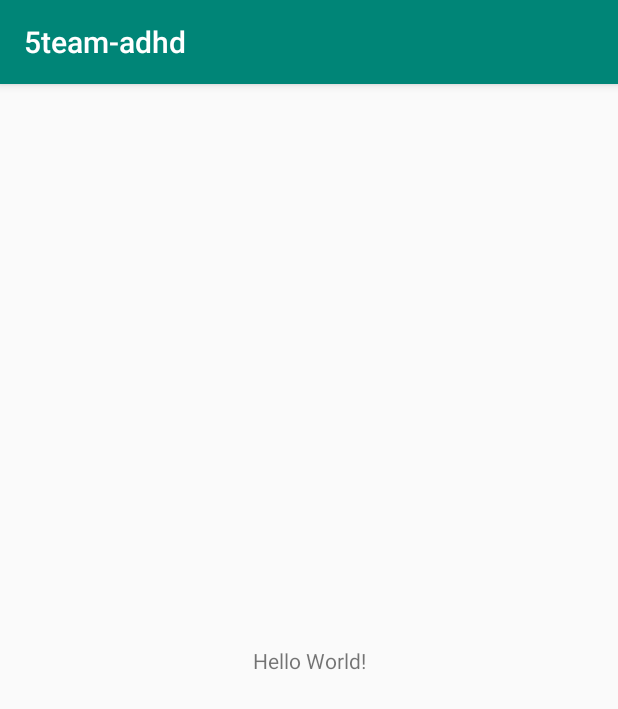
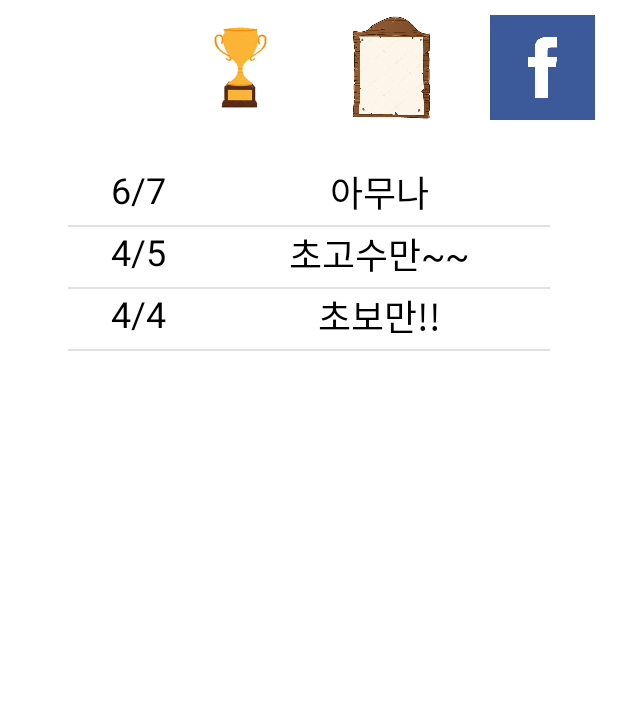
Before and after one commit to ehdghks316/5team-adhd, an Android app: the screen it shows after launch (MainActivity), on a phone screen of 412 x 824 dp. Shown: the top 709 px of the screen. Run offline under Robolectric (Android 15) with nearby library versions, the phone set to English and light mode, and no system bars.

Commit message:
방목록 페이지 추가(리스트뷰) class ListViewAdapter 추가 ListVO 추가 MainActivity 수정
res
activity_main.xml 수정
custom_listview.xml 추가

```diff
--- /dev/null
+++ b/app/src/main/java/com/example/a5team_adhd/ListVO.java
@@ -0,0 +1,60 @@
+package com.example.a5team_adhd;
+import android.graphics.drawable.Drawable;
+
+public class ListVO {
+
+    Drawable img;
+    String Title;
+    String context;
+    String image;
+    String price;
+    String author;
+
+    public String getPrice() {
+        return price;
+    }
+
+    public void setPrice(String price) {
+        this.price = price;
+    }
+
+    public String getAuthor() {
+        return author;
+    }
+
+    public void setAuthor(String author) {
+        this.author = author;
+    }
+
+    public String getImage() {
+        return image;
+    }
+
+    public void setImage(String image) {
+        this.image = image;
+    }
+
+    public Drawable getImg() {
+        return img;
+    }
+
+    public void setImg(Drawable img) {
+        this.img = img;
+    }
+
+    public String getTitle() {
+        return Title;
+    }
+
+    public void setTitle(String title) {
+        Title = title;
+    }
+
+    public String getContext() {
+        return context;
+    }
+
+    public void setContext(String context) {
+        this.context = context;
+    }
+}
--- /dev/null
+++ b/app/src/main/java/com/example/a5team_adhd/ListViewAdapter.java
@@ -0,0 +1,85 @@
+package com.example.a5team_adhd;
+
+import android.content.Context;
+import android.graphics.drawable.Drawable;
+import android.view.LayoutInflater;
+import android.view.View;
+import android.view.ViewGroup;
+import android.widget.BaseAdapter;
+import android.widget.ImageView;
+import android.widget.TextView;
+import android.widget.Toast;
+import java.util.ArrayList;
+
+        public class ListViewAdapter extends BaseAdapter {
+
+         private ArrayList<ListVO> listVO = new ArrayList<ListVO>() ;
+   public ListViewAdapter() {
+
+         }
+
+         @Override
+  public int getCount() {
+            return listVO.size() ;
+            }
+
+        // ** 이 부분에서 리스트뷰에 데이터를 넣어줌 **
+        @Override
+   public View getView(int position, View convertView, ViewGroup parent) {
+            //postion = ListView의 위치      /   첫번째면 position = 0
+      final int pos = position;
+            final Context context = parent.getContext();
+
+
+           if (convertView == null) {
+                       LayoutInflater inflater = (LayoutInflater) context.getSystemService(Context.LAYOUT_INFLATER_SERVICE);
+                       convertView = inflater.inflate(R.layout.custom_listview, parent, false);
+                 }
+
+         //  ImageView image = (ImageView) convertView.findViewById(R.id.img) ;
+              TextView title = (TextView) convertView.findViewById(R.id.title) ;
+           TextView Context = (TextView) convertView.findViewById(R.id.context) ;
+
+
+              ListVO listViewItem = listVO.get(position);
+
+           // 아이템 내 각 위젯에 데이터 반영
+           //   image.setImageDrawable(listViewItem.getImg());
+            title.setText(listViewItem.getTitle());
+             Context.setText(listViewItem.getContext());
+
+
+                //리스트뷰 클릭 이벤트
+              convertView.setOnClickListener(new View.OnClickListener() {
+           @Override
+          public void onClick(View view) {
+                            Toast.makeText(context, (pos+1)+"번째 리스트가 클릭되었습니다.", Toast.LENGTH_SHORT).show();
+                          }
+       });
+
+              return convertView;
+          }
+
+
+         @Override
+  public long getItemId(int position) {
+               return position ;
+          }
+
+
+           @Override
+  public Object getItem(int position) {
+            return listVO.get(position) ;
+       }
+
+        // 데이터값 넣어줌
+           public void addVO(Drawable icon, String title, String desc) {
+            ListVO item = new ListVO();
+
+            item.setImg(icon);
+               item.setTitle(title);
+           item.setContext(desc);
+
+       listVO.add(item);
+     }
+}
--- /dev/null
+++ b/app/src/main/java/com/example/a5team_adhd/MainActivity.java
@@ -0,0 +1,50 @@
+package com.example.a5team_adhd;
+
+import android.app.Activity;
+import android.support.v4.content.ContextCompat;
+import android.support.v7.app.AppCompatActivity;
+import android.os.Bundle;
+import android.widget.ListView;
+
+public class MainActivity extends Activity {
+
+
+    private ListView listview ;
+
+    private ListViewAdapter adapter;
+
+    private int[] img = {R.drawable.p1,R.drawable.p2,R.drawable.p3};
+
+    private String[] Title = {"6/7","4/5","4/4"};
+
+    private String[] Context = {"아무나","초고수만~~","초보만!!"};
+
+    @Override
+
+    protected void onCreate(Bundle savedInstanceState) {
+
+        super.onCreate(savedInstanceState);
+
+        setContentView(R.layout.activity_main);
+
+//변수 초기화
+
+        adapter = new ListViewAdapter();
+
+        listview = (ListView) findViewById(R.id.List_view);
+
+//어뎁터 할당
+
+        listview.setAdapter(adapter);
+
+//adapter를 통한 값 전달
+
+        for(int i=0; i<img.length;i++){
+
+            adapter.addVO(ContextCompat.getDrawable(this,img[i]),Title[i],Context[i]);
+
+        }
+
+    }
+
+}
--- a/app/src/main/java/com/example/a5team_adhd/MainActivity.kt
+++ /dev/null
@@ -1,12 +0,0 @@
-package com.example.a5team_adhd
-
-import android.support.v7.app.AppCompatActivity
-import android.os.Bundle
-
-class MainActivity : AppCompatActivity() {
-
-    override fun onCreate(savedInstanceState: Bundle?) {
-        super.onCreate(savedInstanceState)
-        setContentView(R.layout.activity_main)
-    }
-}
--- a/app/src/main/res/layout/a.xml
+++ b/app/src/main/res/layout/a.xml
@@ -1,6 +1,13 @@
 <?xml version="1.0" encoding="utf-8"?>
 <android.support.constraint.ConstraintLayout xmlns:android="http://schemas.android.com/apk/res/android"
-                                             android:layout_width="match_parent"
+                                             xmlns:app="http://schemas.android.com/apk/res-auto" xmlns:tools="http://schemas.android.com/tools" android:layout_width="match_parent"
                                              android:layout_height="match_parent">
-
+    <Button
+            android:text="Button"
+            android:layout_width="wrap_content"
+            android:layout_height="wrap_content" android:id="@+id/button2"
+            android:layout_marginTop="8dp"
+            app:layout_constraintTop_toTopOf="parent" android:layout_marginBottom="8dp"
+            app:layout_constraintBottom_toBottomOf="parent" app:layout_constraintStart_toStartOf="parent"
+            android:layout_marginStart="8dp" app:layout_constraintEnd_toEndOf="parent" android:layout_marginEnd="8dp"/>
 </android.support.constraint.ConstraintLayout>
--- a/app/src/main/res/layout/activity_main.xml
+++ b/app/src/main/res/layout/activity_main.xml
@@ -1,19 +1,51 @@
 <?xml version="1.0" encoding="utf-8"?>
-<android.support.constraint.ConstraintLayout
-        xmlns:android="http://schemas.android.com/apk/res/android"
-        xmlns:tools="http://schemas.android.com/tools"
-        xmlns:app="http://schemas.android.com/apk/res-auto"
-        android:layout_width="match_parent"
-        android:layout_height="match_parent"
-        tools:context=".MainActivity">
+<LinearLayout xmlns:android="http://schemas.android.com/apk/res/android"
+              xmlns:app="http://schemas.android.com/apk/res-auto"
+              android:layout_width="match_parent"
+              android:layout_height="match_parent"
+              android:background="@color/color2"
+              android:orientation="vertical">
 
-    <TextView
-            android:layout_width="wrap_content"
+    <LinearLayout
+            android:layout_width="302dp"
             android:layout_height="wrap_content"
-            android:text="Hello World!"
-            app:layout_constraintBottom_toBottomOf="parent"
-            app:layout_constraintLeft_toLeftOf="parent"
-            app:layout_constraintRight_toRightOf="parent"
-            app:layout_constraintTop_toTopOf="parent"/>
+            android:layout_gravity="right"
+            android:layout_marginTop="10dp"
+            android:layout_marginBottom="30dp"
+            android:orientation="horizontal">
 
-</android.support.constraint.ConstraintLayout>
+        <ImageView
+                android:id="@+id/imageView3"
+                android:layout_width="50dp"
+                android:layout_height="70dp"
+                android:layout_weight="1"
+                android:background="#00ffffff"
+                android:src="@drawable/tropy3" />
+
+
+        <ImageView
+                android:id="@+id/imageView4"
+                android:layout_width="50dp"
+                android:layout_height="70dp"
+                android:layout_weight="1"
+                android:background="#00ffffff"
+                android:src="@drawable/board3" />
+
+        <ImageView
+                android:id="@+id/imageView5"
+                android:layout_width="50dp"
+                android:layout_height="70dp"
+                android:layout_weight="1"
+                android:background="#00ffffff"
+                android:src="@drawable/facebook4" />
+    </LinearLayout>
+
+    <ListView
+            android:id="@+id/List_view"
+            android:layout_width="321dp"
+            android:layout_height="566dp"
+            android:layout_gravity="center">
+
+    </ListView>
+
+</LinearLayout>
--- /dev/null
+++ b/app/src/main/res/layout/custom_listview.xml
@@ -0,0 +1,32 @@
+<?xml version="1.0" encoding="utf-8"?>
+<LinearLayout xmlns:android="http://schemas.android.com/apk/res/android"
+    android:layout_width="match_parent"
+    android:layout_height="40dp"
+    android:layout_margin="5dp"
+    android:layout_marginTop="20dp"
+    android:layout_marginEnd="20dp"
+    android:orientation="horizontal">
+
+    <TextView
+        android:id="@+id/title"
+        android:layout_width="187dp"
+        android:layout_height="match_parent"
+        android:layout_weight="1"
+
+        android:text="6/7"
+        android:textAlignment="center"
+        android:textColor="#000000"
+        android:textSize="24sp" />
+
+    <TextView
+        android:id="@+id/context"
+        android:layout_width="match_parent"
+        android:layout_height="match_parent"
+        android:layout_weight="1"
+
+        android:text="초고수만"
+        android:textAlignment="center"
+        android:textColor="#000000"
+        android:textSize="24sp" />
+
+</LinearLayout>
--- a/app/src/main/res/values/colors.xml
+++ b/app/src/main/res/values/colors.xml
@@ -3,4 +3,5 @@
     <color name="colorPrimary">#008577</color>
     <color name="colorPrimaryDark">#00574B</color>
     <color name="colorAccent">#D81B60</color>
+    <color name="color2">#FFFFFF</color>
 </resources>
```
Also changed, not shown: app/src/main/res/drawable-v24/board3.png (added), app/src/main/res/drawable-v24/facebook4.png (added), app/src/main/res/drawable-v24/p1.jpg (added), app/src/main/res/drawable-v24/p2.PNG (added), app/src/main/res/drawable-v24/p3.PNG (added), app/src/main/res/drawable-v24/tropy3.png (added).
